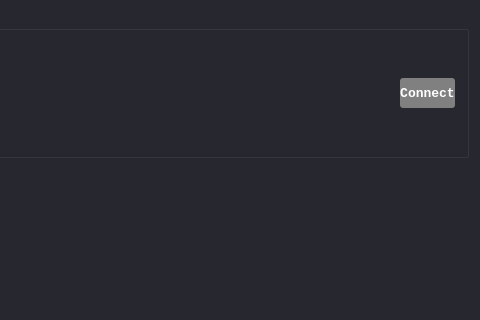
Before: the Qt Designer form ui/tool_launcher.ui in analogdevicesinc/scopy, drawn with Qt 5; both pictures show x 800 to 1280 and y 0 to 320 of the 1280 by 720 pixel window.
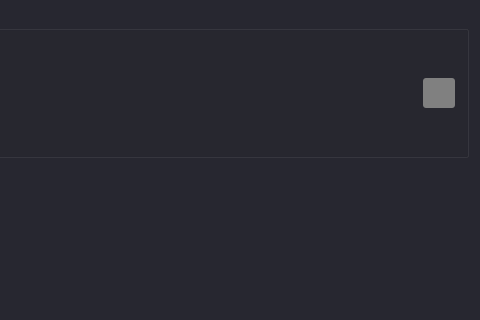
After: the same form once the commit is applied. Icons and pictures are not drawn. Custom widgets are drawn as their Qt base class.

Commit message: Tool launcher: Don't set connect button name from C++

Patch:
```diff
--- a/ui/tool_launcher.ui
+++ b/ui/tool_launcher.ui
@@ -1432,9 +1432,6 @@
 background-color: red;
 }</string>
               </property>
-              <property name="text">
-               <string>Connect</string>
-              </property>
              </widget>
             </item>
            </layout>
```
Left out of the diff: 3 changed lines with no effect on the pictures. The commit also changes 1 other file.
